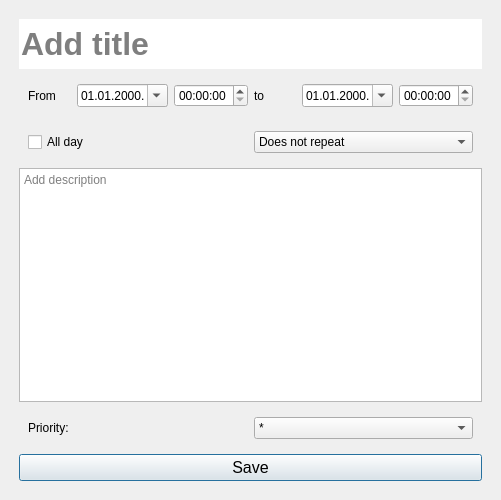
Old version of the form tudu/forms/addtaskformweekly.ui in the repository SaraKapetinic/VerificationTuduProject.
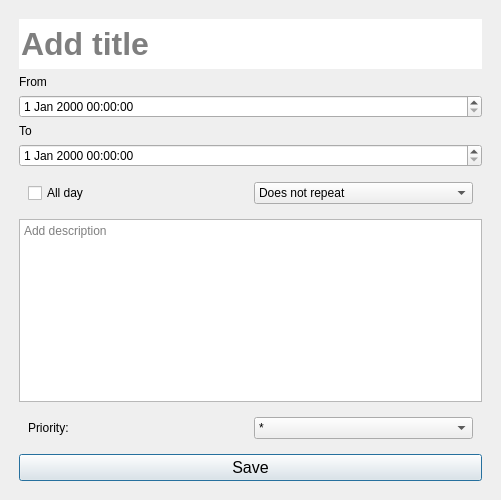
New version of the form.

Commit message: Add save to JSON functionality

Patch:
```diff
--- a/tudu/forms/addtaskformweekly.ui
+++ b/tudu/forms/addtaskformweekly.ui
@@ -50,69 +50,45 @@
        </rect>
       </property>
       <layout class="QGridLayout" name="gridLayout_2">
-       <item row="1" column="0">
-        <widget class="QFrame" name="frame_2">
-         <property name="frameShape">
-          <enum>QFrame::NoFrame</enum>
+       <item row="3" column="0">
+        <widget class="QLabel" name="label_5">
+         <property name="text">
+          <string>To</string>
          </property>
-         <property name="frameShadow">
-          <enum>QFrame::Raised</enum>
-         </property>
-         <layout class="QHBoxLayout" name="horizontalLayout_2">
-          <item>
-           <widget class="QLabel" name="label_3">
-            <property name="text">
-             <string>From</string>
-            </property>
-           </widget>
-          </item>
-          <item>
-           <widget class="QDateEdit" name="startDate">
-            <property name="displayFormat">
-             <string>dd.MM.yyyy.</string>
-            </property>
-            <property name="calendarPopup">
-             <bool>true</bool>
-            </property>
-           </widget>
-          </item>
-          <item>
-           <widget class="QTimeEdit" name="startTime">
-            <property name="timeSpec">
-             <enum>Qt::LocalTime</enum>
-            </property>
-           </widget>
-          </item>
-          <item>
-           <widget class="QLabel" name="label">
-            <property name="text">
-             <string>to</string>
-            </property>
-           </widget>
-          </item>
-          <item>
-           <widget class="QDateEdit" name="endDate">
-            <property name="displayFormat">
-             <string>dd.MM.yyyy.</string>
-            </property>
-            <property name="calendarPopup">
-             <bool>true</bool>
-            </property>
-           </widget>
-          </item>
-          <item>
-           <widget class="QTimeEdit" name="endTime"/>
-          </item>
-         </layout>
         </widget>
        </item>
-       <item row="7" column="0">
+       <item row="10" column="0">
         <widget class="QPlainTextEdit" name="taskDesc">
          <property name="placeholderText">
           <string>Add description</string>
          </property>
         </widget>
        </item>
+       <item row="4" column="0">
+        <widget class="QDateTimeEdit" name="dateTimeEnd"/>
+       </item>
+       <item row="1" column="0">
+        <widget class="QLabel" name="label_4">
+         <property name="text">
+          <string>From</string>
+         </property>
+        </widget>
+       </item>
+       <item row="12" column="0">
+        <widget class="QPushButton" name="pbSaveTask">
+         <property name="font">
+          <font>
+           <pointsize>12</pointsize>
+          </font>
+         </property>
+         <property name="text">
+          <string>Save</string>
+         </property>
+        </widget>
+       </item>
+       <item row="2" column="0">
+        <widget class="QDateTimeEdit" name="dateTimeStart"/>
+       </item>
        <item row="0" column="0">
         <widget class="QLineEdit" name="taskTitle">
          <property name="minimumSize">
@@ -139,7 +115,7 @@
          </property>
         </widget>
        </item>
-       <item row="5" column="0">
+       <item row="8" column="0">
         <widget class="QFrame" name="frame">
          <property name="frameShape">
           <enum>QFrame::NoFrame</enum>
@@ -187,19 +163,7 @@
          </layout>
         </widget>
        </item>
-       <item row="9" column="0">
-        <widget class="QPushButton" name="pbSaveTask">
-         <property name="font">
-          <font>
-           <pointsize>12</pointsize>
-          </font>
-         </property>
-         <property name="text">
-          <string>Save</string>
-         </property>
-        </widget>
-       </item>
-       <item row="8" column="0">
+       <item row="11" column="0">
         <widget class="QFrame" name="frame_3">
          <property name="sizePolicy">
           <sizepolicy hsizetype="Preferred" vsizetype="Preferred">
```
The commit also changes 2 other files.
